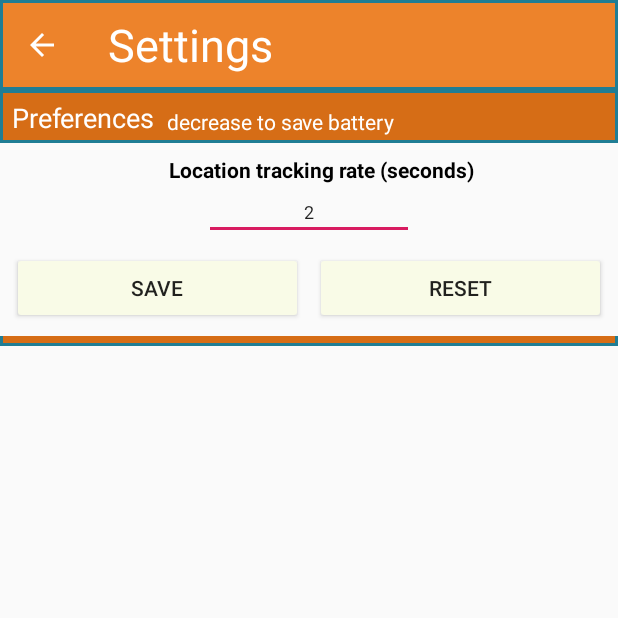
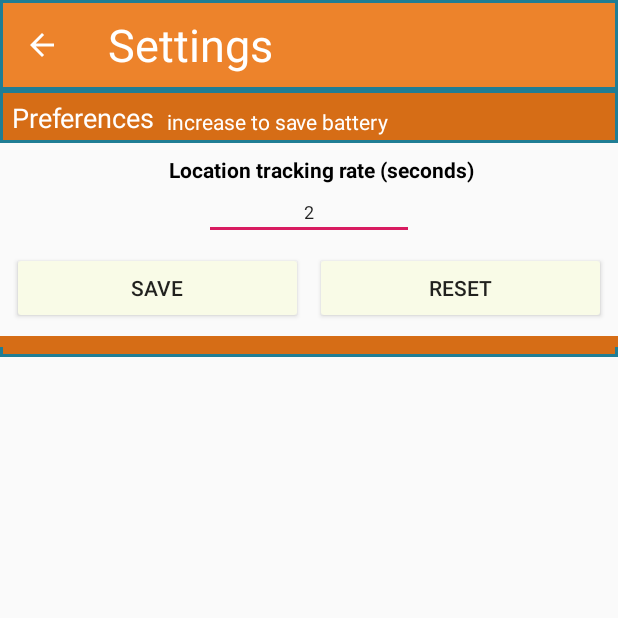
Before and after one commit to acerasoni/DroidTracker, an Android app: the SettingsActivity screen opened directly, with no data from a screen before it, on a phone screen of 412 x 824 dp, the top half of it. Run offline under Robolectric (Android 15) with nearby library versions, the phone set to English and light mode, and no system bars; libraries missing offline, so code that uses them is left out: com.mapbox.android, com.mapbox.mapboxsdk, com.survivingwithandroid.weather; 1 statement that could not run was skipped.

Commit message:
New stuff

```diff
--- a/app/src/main/java/com/ltm/runningtracker/android/activity/RunActivity.java
+++ b/app/src/main/java/com/ltm/runningtracker/android/activity/RunActivity.java
@@ -202,11 +202,10 @@ public class RunActivity extends AppCompatActivity implements
   @Override
   protected void onStart() {
     /*
-    Bind to location service. Guaranteed to be running from MainScreenActivity,
-    hence we are going to use the flag 0 rather than BIND_AUTO_CREATE
+    Bind to location service.
     */
     Intent intent = new Intent(this, LocationService.class);
-    bindService(intent, connection, 0);
+    bindService(intent, connection, BIND_AUTO_CREATE);
 
     // Initialise broadcast receivers
     runUpdateReceiver = new RunUpdateReceiver();
--- a/app/src/main/java/com/ltm/runningtracker/util/Constants.java
+++ b/app/src/main/java/com/ltm/runningtracker/util/Constants.java
@@ -56,7 +56,7 @@ public class Constants {
   public static final String RUN_ID = "runId";
 
   public static final String MIN_TIME_SAVED = "Location update time saved";
-  public static final String MIN_TIME_RESET = "Location update reset";
+  public static final String MIN_TIME_RESET = "Location update time reset";
   public static final String ALL_FIELDS_INVALID = "Values for all input fields are invalid - try again";
   public static final String WEIGHT_HEIGHT_INVALID_ERROR = "Values for weight or height are invalid - try again";
   public static final String NAME_INVALID_ERROR = "Value for name is invalid - try again";
--- a/app/src/main/res/layout-land/activity_browse_run_details.xml
+++ b/app/src/main/res/layout-land/activity_browse_run_details.xml
@@ -40,7 +40,7 @@
     android:layout_marginBottom="2dp"
     android:layout_weight="1"
     android:text="100 metres"
-      android:textSize="10sp"
+    android:textSize="14sp"
     android:textStyle="bold"
     app:layout_constraintBottom_toBottomOf="@+id/tv3"
     app:layout_constraintStart_toEndOf="@+id/tv3" />
--- a/app/src/main/res/layout/activity_settings.xml
+++ b/app/src/main/res/layout/activity_settings.xml
@@ -78,15 +78,24 @@
     app:layout_constraintStart_toEndOf="@+id/textView"
     app:layout_constraintTop_toTopOf="@+id/myRectangleView"
     app:layout_constraintVertical_bias="0.0" />
+  <View
+    android:id="@+id/divider"
+    android:layout_width="match_parent"
+    android:layout_height="7dp"
+    android:layout_marginTop="8dp"
+    android:background="@color/colorPrimaryDark"
+    app:layout_constraintEnd_toEndOf="parent"
+    app:layout_constraintStart_toStartOf="parent"
+    app:layout_constraintTop_toBottomOf="@+id/button4" />
   <androidx.core.widget.NestedScrollView
+    android:id="@+id/nestedScrollView"
     android:layout_width="match_parent"
     android:layout_height="0dp"
-    android:layout_marginTop="8dp"
     android:fillViewport="true"
     app:layout_constraintBottom_toBottomOf="parent"
     app:layout_constraintEnd_toEndOf="parent"
     app:layout_constraintStart_toStartOf="parent"
-    app:layout_constraintTop_toBottomOf="@+id/button4">
+    app:layout_constraintTop_toBottomOf="@+id/divider">
     <LinearLayout
       android:layout_width="match_parent"
       android:layout_height="wrap_content"
--- a/app/src/main/res/values/strings.xml
+++ b/app/src/main/res/values/strings.xml
@@ -89,7 +89,7 @@
   <string name="type_formatted">Type:</string>
   <string name="date_formatted">Date:</string>
   <string name="preferences">Preferences</string>
-  <string name="decrease_battery">decrease to save battery</string>
+  <string name="decrease_battery">increase to save battery</string>
   <string name="time_update">Location tracking rate (seconds)</string>
   <string name="location_formatted">Location:</string>
   <string name="pace_formatted">Pace:</string>
```
Also changed, not shown: app/src/main/java/com/ltm/runningtracker/android/activity/MainScreenActivity.java (+20 -7 lines). Lines whose indentation alone changed are shown as unchanged.
